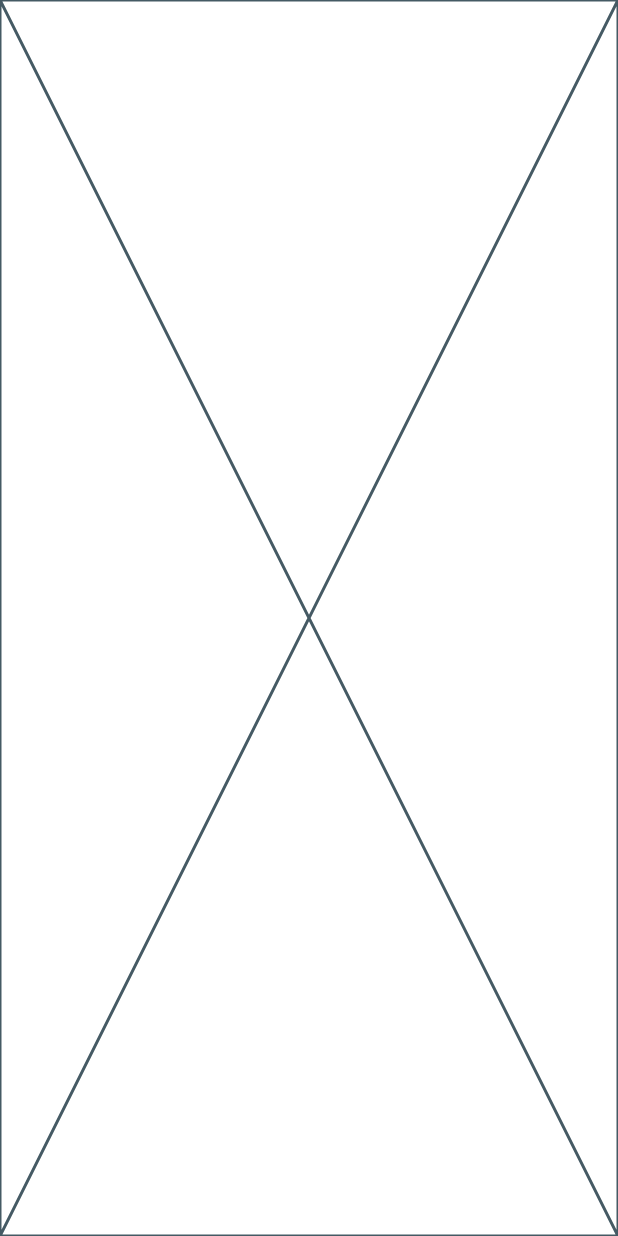
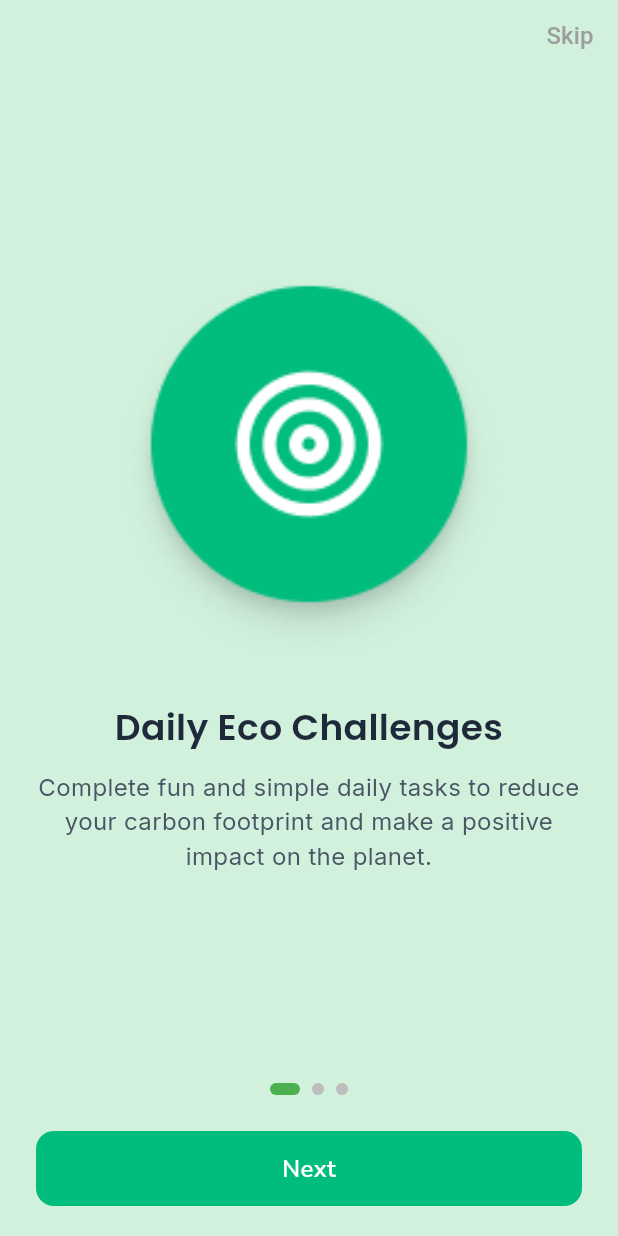
Before and after one commit to sam-in07/ReGenie, a Flutter app: the screen it shows after launch, after a tap on "Sign In", on a phone screen of 412 x 824 dp. Run offline on Flutter 3.47's test engine with Material 3 defaults, Android fonts, the phone set to English and light mode, and no system bars; our stand-ins replace cloud_firestore, dartz, equatable, firebase_auth, firebase_core, firebase_storage and 3 more; accounts and stored records are empty.

Commit message:
feat: Add onboarding screen
Introduces a new multi-page onboarding screen to guide users through the app's main features.

- Creates `OnboardingScreen` with a `PageView` to display slides on "Daily Eco Challenges," "Earn Eco Points," and "AI Eco Tips."
- Adds a "Skip" button to bypass the onboarding flow.
- Implements a "Next" button that changes to "Get Started" on the final slide.
- Includes a dot indicator to show the current page.
- Integrates the onboarding screen into the navigation flow from the `LoginScreen`.
- Adds new text styles and button colors required for the screen.

```diff
--- a/lib/presentation/User/Pages/login_screen.dart
+++ b/lib/presentation/User/Pages/login_screen.dart
@@ -4,6 +4,7 @@ import 'package:regenie/presentation/User/Pages/registration_screen.dart';
 import 'package:regenie/presentation/widgets/app_text.dart';
 import 'package:regenie/presentation/widgets/app_text_style.dart';
 import 'package:regenie/presentation/widgets/primary_button.dart';
+import 'package:regenie/presentation/User/Pages/onboarding_screen.dart';
 
 
 class LoginScreen extends StatefulWidget {
@@ -115,7 +116,7 @@ class _LoginScreenState extends State<LoginScreen> {
                   onTap: () {
                     Navigator.of(context).pushReplacement(
                       MaterialPageRoute(
-                        builder: (ctx) => HomeScreen(),
+                        builder: (ctx) => OnboardingScreen(),
                       ),
                     );
                   },
--- a/lib/presentation/User/Pages/onboarding_screen.dart
+++ b/lib/presentation/User/Pages/onboarding_screen.dart
@@ -0,0 +1,167 @@
+import 'package:flutter/material.dart';
+import 'package:regenie/presentation/Home/Pages/home_screen.dart';
+import 'package:regenie/presentation/widgets/primary_button.dart';
+import 'package:regenie/presentation/widgets/app_text_style.dart';
+import 'package:regenie/presentation/widgets/colors.dart';
+
+
+class OnboardingScreen extends StatefulWidget {
+  const OnboardingScreen({super.key});
+
+  @override
+  State<OnboardingScreen> createState() => _OnboardingScreenState();
+}
+
+class _OnboardingScreenState extends State<OnboardingScreen> {
+  final PageController _controller = PageController();
+  int _currentPage = 0;
+
+  final List<Map<String, String>> _pages = [
+    {
+      "image": "assets/images/daily.png",
+      "title": "Daily Eco Challenges",
+      "subtitle":
+      "Complete fun and simple daily tasks to reduce your carbon footprint and make a positive impact on the planet.",
+    },
+    {
+      "image": "assets/images/earn.png",
+      "title": "Earn Eco Points",
+      "subtitle": "Track your progress and earn points for every challenge you complete. Compete with friends and climb the leaderboard!",
+    },
+    {
+      "image": "assets/images/aieco.png",
+      "title": "AI Eco Tips",
+      "subtitle":
+      "Get personalized advice from ReGenie, your AI companion. Ask questions and learn how to live a more sustainable lifestyle.",
+    },
+  ];
+
+
+  void _nextPage() {
+    if (_currentPage < _pages.length - 1) {
+      _controller.nextPage(
+        duration: const Duration(milliseconds: 300),
+        curve: Curves.easeInOut,
+      );
+    } else {
+      _goToHome();
+    }
+  }
+
+  void _goToHome() {
+    Navigator.pushReplacement(
+      context,
+      MaterialPageRoute(builder: (_) => const HomeScreen()), // ✅ routes to your HomeScreen
+    );
+  }
+
+  @override
+  Widget build(BuildContext context) {
+    final size = MediaQuery.of(context).size;
+
+    return Scaffold(
+      backgroundColor: const Color(0xFFD1F1DD),
+      body: SafeArea(
+        child: Column(
+          children: [
+            // Skip button
+            Align(
+              alignment: Alignment.topRight,
+              child: TextButton(
+                onPressed: _goToHome,
+                child: const Text(
+                  "Skip",
+                  style: TextStyle(color: Colors.grey, fontSize: 16),
+                ),
+              ),
+            ),
+
+            // PageView (slides)
+            Expanded(
+              child: PageView.builder(
+                controller: _controller,
+                itemCount: _pages.length,
+                onPageChanged: (index) {
+                  setState(() => _currentPage = index);
+                },
+                itemBuilder: (context, index) {
+                  final page = _pages[index];
+                  return Padding(
+                    padding: const EdgeInsets.symmetric(horizontal: 24),
+                    child: Column(
+                      mainAxisAlignment: MainAxisAlignment.center,
+                      children: [
+
+                        Image.asset(
+                          page['image']!,
+                          height: 250,
+                          fit: BoxFit.contain,
+                        ),
+                        const SizedBox(height: 30),
+
+
+                        Text(
+                          page['title']!,
+                          textAlign: TextAlign.center,
+                          style: AppTextstyle.textStyle24darkblackW600,
+                        ),
+                        const SizedBox(height: 12),
+
+                        // Subtitle text
+                        Text(
+                          page['subtitle']!,
+                          textAlign: TextAlign.center,
+                          style: AppTextstyle.textStyle16greyW400,
+                        ),
+                      ],
+                    ),
+                  );
+                },
+              ),
+            ),
+
+
+            // Dots indicator
+            Row(
+              mainAxisAlignment: MainAxisAlignment.center,
+              children: List.generate(
+                _pages.length,
+                    (index) => AnimatedContainer(
+                  duration: const Duration(milliseconds: 300),
+                  margin: const EdgeInsets.symmetric(horizontal: 4),
+                  height: 8,
+                  width: _currentPage == index ? 20 : 8,
+                  decoration: BoxDecoration(
+                    color: _currentPage == index
+                        ? Colors.green
+                        : Colors.grey.shade400,
+                    borderRadius: BorderRadius.circular(4),
+                  ),
+                ),
+              ),
+            ),
+
+            const SizedBox(height: 24),
+
+
+            Padding(
+              padding: const EdgeInsets.symmetric(horizontal: 24.0),
+              child: PrimaryButton(
+                height: 50,
+                width: size.width,
+                radius: 12,
+                title: _currentPage == _pages.length - 1
+                    ? "Get Started"
+                    : "Next",
+                color: AppColors.appButtonColor2,
+                onTap: _nextPage,
+              ),
+            ),
+
+            const SizedBox(height: 20),
+          ],
+        ),
+      ),
+    );
+  }
+}
--- a/lib/presentation/widgets/app_text_style.dart
+++ b/lib/presentation/widgets/app_text_style.dart
@@ -47,9 +47,9 @@ class AppTextstyle {
     color: Color(0xFF302025),
     fontWeight: FontWeight.w400,
   );
-  static TextStyle textStyle24whiteW400 = GoogleFonts.inder(
-    fontSize: 24,
-    color: Color(0xfff3f3f3),
+  static TextStyle textStyle16greyW400 = GoogleFonts.inter(
+    fontSize: 16,
+    color: Color(0xff4a5565),
     fontWeight: FontWeight.w400,
   );
   //Regine
@@ -65,6 +65,12 @@ class AppTextstyle {
     fontWeight: FontWeight.w600,
   );
 
+  static TextStyle textStyle24darkblackW600 = GoogleFonts.poppins(
+    fontSize: 24,
+    color: Color(0xff1e2939),
+    fontWeight: FontWeight.w600,
+
+  );
 
 
 }
--- a/lib/presentation/widgets/colors.dart
+++ b/lib/presentation/widgets/colors.dart
@@ -7,6 +7,7 @@ class AppColors {
   static const primaryColor = Color(0xFF6A48C0);
   // static const primaryColor11 = Color(0xFF6A48C0);
   static const appButtonColor = Color(0xFF004CFF);
+  static const appButtonColor2 = Color(0xFF00BC7D);
   static const black = Color(0xFF222222);
   static const lightBlack = Color(0xFF666666);
   static const lightPurple = Color(0xFFA04CF4);
```
